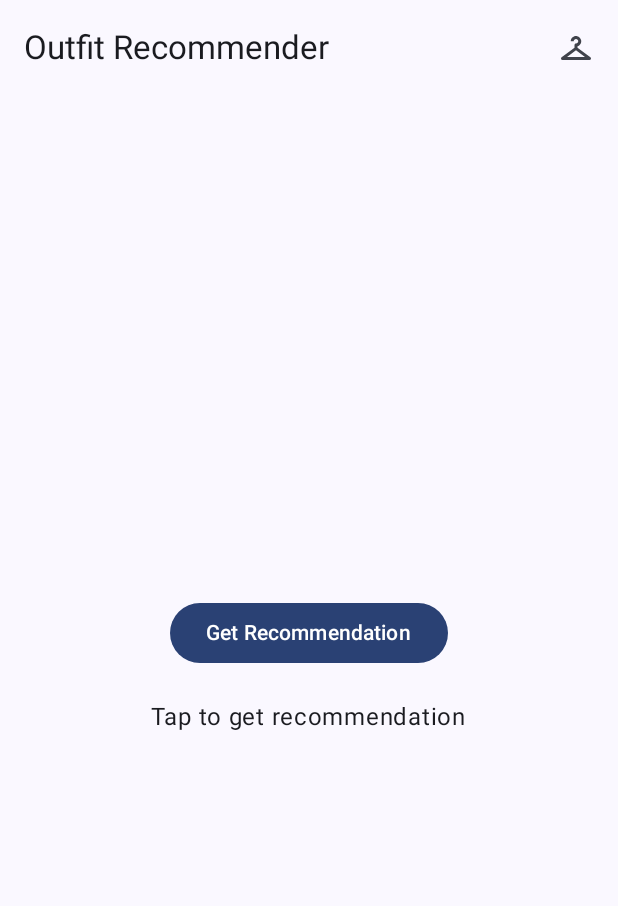
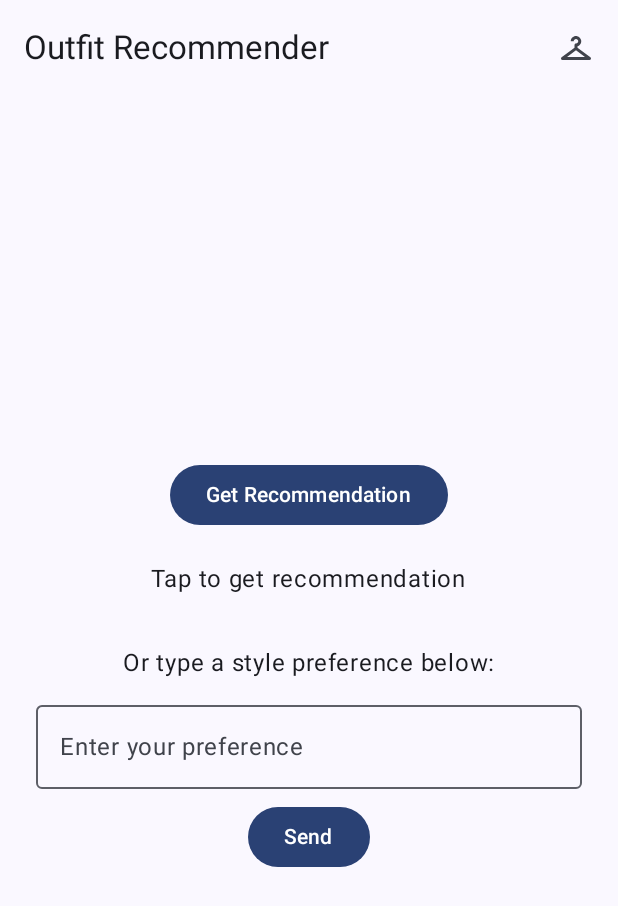
Before and after one commit to yaniker/ClothingRecommendationApp, an Android app built with Jetpack Compose: the recommendation screen opened through its navigation route, on a phone screen of 412 x 824 dp. Shown: the top 906 px of the screen. Run offline under Robolectric (Android 15) with nearby library versions, the phone set to English and light mode, and no system bars.

Commit message:
added chatbox

```diff
--- a/app/src/main/java/com/example/workcombinationrecommend/MainActivity.kt
+++ b/app/src/main/java/com/example/workcombinationrecommend/MainActivity.kt
@@ -202,6 +202,30 @@ fun RecommendationScreen(
             ImageFromAssets(fileName = "${it.type}/${it.id}.jpeg")
         }
 
+        Spacer(modifier = Modifier.height(32.dp))
+
+        Text("Or type a style preference below:")
+
+        var userPrompt by remember { mutableStateOf("") }
+
+        Spacer(modifier = Modifier.height(8.dp))
+
+        OutlinedTextField(
+            value = userPrompt,
+            onValueChange = { userPrompt = it },
+            label = { Text("Enter your preference") },
+            modifier = Modifier.fillMaxWidth()
+        )
+
+        Spacer(modifier = Modifier.height(8.dp))
+
+        Button(onClick = {
+            // TODO: API call with userPrompt
+            message = "Processing preference: $userPrompt"
+        }) {
+            Text("Send")
+        }
+
         bottomItem?.let {
             Spacer(modifier = Modifier.height(10.dp))
             ImageFromAssets(fileName = "${it.type}/${it.id}.jpeg")
```
